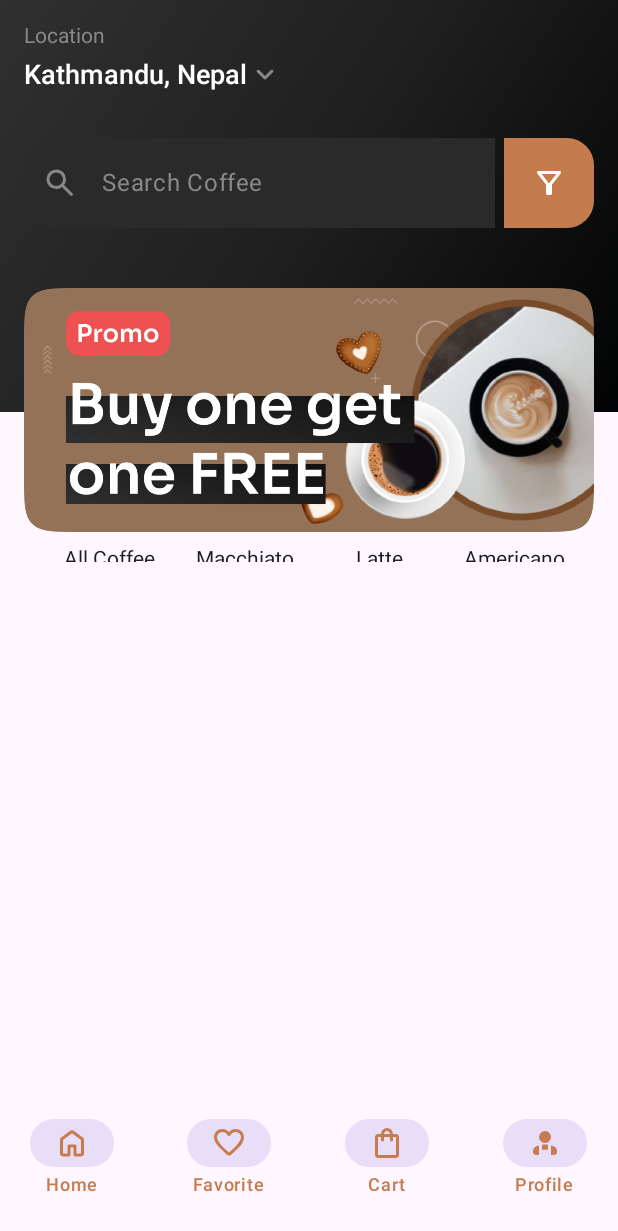
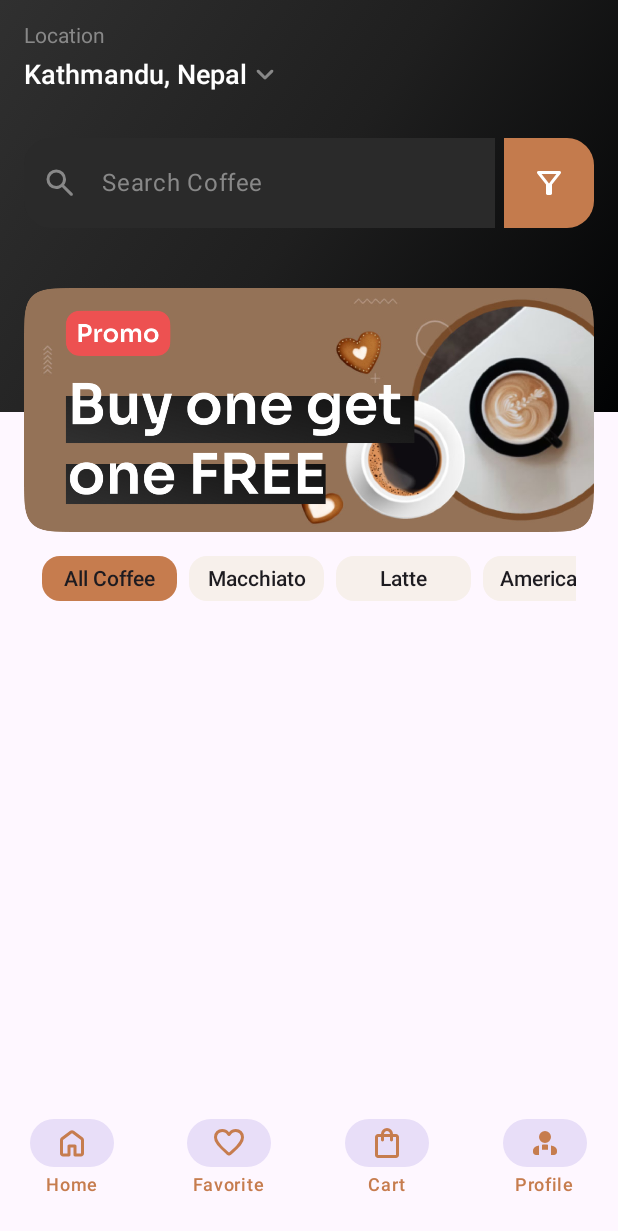
Before and after one commit to Aakashraz/MyCoffeeApp, an Android app built with Jetpack Compose: the screen it shows after launch (MainActivity), on a phone screen of 412 x 824 dp. Shown: the top 1231 px of the screen. Run offline under Robolectric (Android 15) with nearby library versions, the phone set to English and light mode, and no system bars.

Commit message:
CategorChip Text composable updated

```diff
--- a/app/src/main/java/com/example/mycoffeeapp/screens/homescreen/Categories.kt
+++ b/app/src/main/java/com/example/mycoffeeapp/screens/homescreen/Categories.kt
@@ -1,5 +1,6 @@
 package com.example.mycoffeeapp.screens.homescreen
 
+import androidx.compose.foundation.layout.Arrangement
 import androidx.compose.foundation.layout.padding
 import androidx.compose.foundation.lazy.LazyRow
 import androidx.compose.foundation.lazy.items
@@ -18,8 +19,10 @@ fun Categories() {
     val categories = listOf("All Coffee", "Macchiato", "Latte", "Americano", "Snacks", "Desert")
 
     var selectedCategory by remember {mutableStateOf(categories.first()) }
+
     LazyRow(
-        modifier = Modifier.padding(horizontal = 12.dp)
+        modifier = Modifier.padding(horizontal = 12.dp),
+        horizontalArrangement = Arrangement.spacedBy(8.dp)
     ) {
         items(categories) { category ->
             CategoryChip(
--- a/app/src/main/java/com/example/mycoffeeapp/screens/homescreen/CategoryChip.kt
+++ b/app/src/main/java/com/example/mycoffeeapp/screens/homescreen/CategoryChip.kt
@@ -1,5 +1,6 @@
 package com.example.mycoffeeapp.screens.homescreen
 
+import androidx.compose.foundation.background
 import androidx.compose.foundation.clickable
 import androidx.compose.foundation.layout.Box
 import androidx.compose.foundation.layout.height
@@ -11,7 +12,12 @@ import androidx.compose.runtime.Composable
 import androidx.compose.ui.Alignment
 import androidx.compose.ui.Modifier
 import androidx.compose.ui.draw.clip
+import androidx.compose.ui.graphics.Color
+import androidx.compose.ui.text.font.FontWeight
 import androidx.compose.ui.unit.dp
+import androidx.compose.ui.unit.sp
+import com.example.mycoffeeapp.ui.theme.IvoryWhite
+import com.example.mycoffeeapp.ui.theme.LightBrown
 
 
 @Composable
@@ -22,10 +28,17 @@ fun CategoryChip( text: String, isSelected: Boolean, onSelected: () -> Unit ) {
             .width(90.dp)
             .height(30.dp)
             .clip(RoundedCornerShape(12.dp))
-            .clickable { onSelected }
-            .padding(vertical = 10.dp, horizontal = 8.dp),
+            .clickable { onSelected() }
+            .background(
+                color =  if (isSelected) LightBrown else IvoryWhite
+            ),
         contentAlignment = Alignment.Center
     ) {
-        Text(text = text)
+        Text(
+            text = text,
+            fontSize = 14.sp,
+            fontWeight = FontWeight.SemiBold,
+            maxLines = 1,
+        )
     }
 }
--- a/app/src/main/java/com/example/mycoffeeapp/screens/homescreen/HomeScreen.kt
+++ b/app/src/main/java/com/example/mycoffeeapp/screens/homescreen/HomeScreen.kt
@@ -94,6 +94,8 @@ fun HomeScreen() {
                 contentDescription = "Banner Screen"
             )
 
+            Spacer(modifier = Modifier.height(16.dp))
+
             Categories()
 
         }
```
